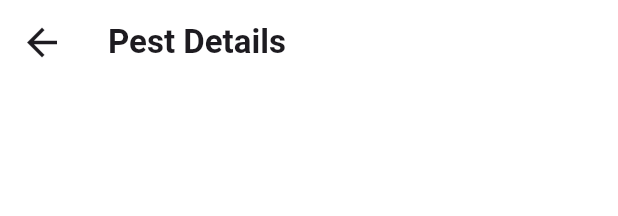
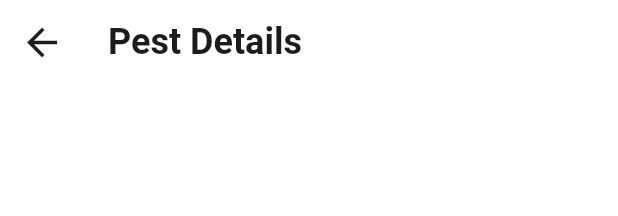
Before and after one commit to manukj/PestGPT, a Flutter app: the CommonAppBar widget shown alone on an empty page, opened directly, on a phone screen of 412 x 824 dp. Shown: the top 216 px of the screen. Run offline on Flutter 3.47's test engine with Material 3 defaults, Android fonts, the phone set to English and light mode, and no system bars; drawn by our look-alikes of toastification; our stand-ins replace camera, flutter_dotenv, flutter_svg, get, get_storage, google_generative_ai and 3 more; missing offline and left inert: lang_internationalization, neubrutalism_ui; accounts and stored records are empty.

```diff
--- a/lib/src/common_widget/common_app_bar.dart
+++ b/lib/src/common_widget/common_app_bar.dart
@@ -5,8 +5,12 @@ class CommonAppBar extends StatelessWidget implements PreferredSizeWidget {
   final VoidCallback? onBackPressed;
   final Color? backgroundColor;
 
-  const CommonAppBar(
-      {super.key, this.titleText, this.onBackPressed, this.backgroundColor});
+  const CommonAppBar({
+    super.key,
+    this.titleText,
+    this.onBackPressed,
+    this.backgroundColor,
+  });
 
   @override
   Widget build(BuildContext context) {
@@ -26,10 +30,13 @@ class CommonAppBar extends StatelessWidget implements PreferredSizeWidget {
         },
       ),
       title: titleText != null
-          ? Text(
-              titleText!,
-              style: const TextStyle(
-                fontWeight: FontWeight.bold,
+          ? Expanded(
+              child: Text(
+                titleText!,
+                style: const TextStyle(
+                  fontSize: 24,
+                  fontWeight: FontWeight.bold,
+                ),
               ),
             )
           : null,
--- a/lib/src/common_widget/common_card.dart
+++ b/lib/src/common_widget/common_card.dart
@@ -10,8 +10,8 @@ class CommonCard extends StatelessWidget {
   @override
   Widget build(BuildContext context) {
     return NeuCard(
-      cardWidth: width ?? 100,
-      cardHeight: height ?? 100,
+      cardWidth: width,
+      cardHeight: height,
       child: child,
       cardColor: Theme.of(context).colorScheme.surface,
     );
--- a/lib/src/pages/pest_detection/pest_detection_page.dart
+++ b/lib/src/pages/pest_detection/pest_detection_page.dart
@@ -26,6 +26,7 @@ class _PestDetectionState extends State<PestDetection> {
   @override
   Widget build(BuildContext context) {
     return CommonScaffold(
+
       body: Obx(
         () => _cameraController.captureFile.value != null
             ? DetectPest(path: _cameraController.captureFile.value!.path)
```
Also changed, not shown: lib/src/pages/pest_detect_details/controller/pest_details_controller.dart (+4 -7 lines), lib/src/pages/pest_info_page/pest_info_page.dart (+45 -16 lines), lib/src/resource/api_service/chat_gpt_service.dart (+78 -0 lines), lib/src/resource/llm/llm_controller.dart (+1 -36 lines).
